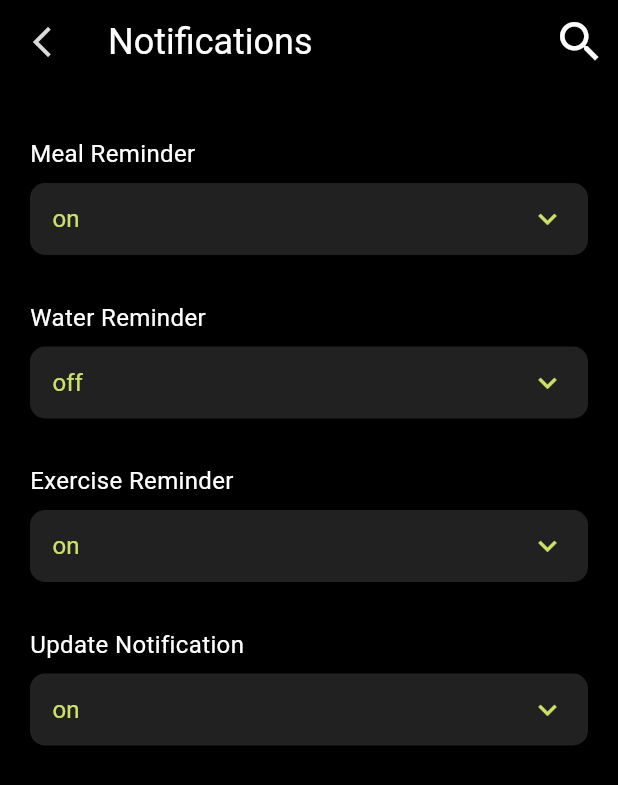
After one commit to rav3zster/totalhealthy-ai, a Flutter app: the notification_SettingsScreen screen opened directly, on a phone screen of 412 x 824 dp. The commit adds this screen. Shown: the top 785 px of the screen. Run offline on Flutter 3.47's test engine with Material 3 defaults, Android fonts, the phone set to English and light mode, and no system bars; our stand-ins replace dio, easy_date_timeline, get, get_storage; accounts and stored records are empty; Roboto replaces fonts that are missing (inter).

Commit message:
setting page ui design

```diff
--- /dev/null
+++ b/lib/app/modules/setting/view/notification_setting_page.dart
@@ -0,0 +1,158 @@
+import 'package:flutter/material.dart';
+import 'package:get/get.dart';
+import 'package:get/get_core/src/get_main.dart';
+
+
+
+class notification_SettingsScreen extends StatefulWidget {
+  @override
+  _SettingsScreenState createState() => _SettingsScreenState();
+}
+
+class _SettingsScreenState extends State<notification_SettingsScreen> {
+  String selectedLanguage = 'English';
+  String selectedRegion = 'India';
+  String selectedTheme = 'Dark';
+
+  String selected_meal="on";
+  String selected_water="off";
+  String selected_expercise="on";
+  String selected_notification="on";
+
+
+
+  @override
+  Widget build(BuildContext context) {
+    return Scaffold(
+      backgroundColor: Colors.black,
+      appBar: AppBar(
+        backgroundColor: Colors.transparent,
+        elevation: 0,
+        leading: const Icon(
+            Icons.arrow_back_ios_new_outlined, color: Color(0XFFDBDBDB)),
+        actions: [
+          IconButton(onPressed: () {
+            Get.back();
+          },
+              icon: Icon(Icons.search, size: 35, color: Colors.white,))
+        ],
+        title: const SizedBox(
+          width: double.infinity,
+          child: Padding(
+            padding: EdgeInsets.only(right: 35),
+            // Adjust this value to control the left shift
+            child: Text(
+              'Notifications',
+              style: TextStyle(color: Color(0XFFFFFFFF),
+                  fontFamily: 'inter',
+                  fontSize: 24,
+                  fontWeight: FontWeight.w400),
+            ),
+          ),
+        ),
+
+      ),
+      body: Padding(
+        padding: const EdgeInsets.all(20.0),
+        child: Column(
+          crossAxisAlignment: CrossAxisAlignment.start,
+          children: [
+            SettingOption(
+              title: 'Meal Reminder',
+              value: selected_meal,
+              items: ['on','off'],
+              onChanged: (value) {
+                setState(() {
+                  selectedLanguage = value!;
+                });
+              },
+            ),
+            SettingOption(
+              title: 'Water Reminder ',
+              value: selected_water,
+              items:  ['on','off'],
+              onChanged: (value) {
+                setState(() {
+                  selectedRegion = value!;
+                });
+              },
+            ),
+            SettingOption(
+              title: 'Exercise Reminder',
+              value: selected_expercise,
+              items:  ['on','off'],
+              onChanged: (value) {
+                setState(() {
+                  selectedTheme = value!;
+                });
+              },
+            ),
+            SettingOption(
+              title: 'Update Notification',
+              value: selected_notification,
+              items:  ['on','off'],
+              onChanged: (value) {
+                setState(() {
+                  selectedTheme = value!;
+                });
+              },
+            ),
+          ],
+        ),
+      ),
+    );
+  }
+}
+
+class SettingOption extends StatelessWidget {
+  final String title;
+  final String value;
+  final List<String> items;
+  final ValueChanged<String?> onChanged;
+
+  SettingOption({
+    required this.title,
+    required this.value,
+    required this.items,
+    required this.onChanged,
+  });
+
+  @override
+  Widget build(BuildContext context) {
+    return Padding(
+      padding: const EdgeInsets.symmetric(vertical: 15.0),
+      child: Column(
+        crossAxisAlignment: CrossAxisAlignment.start,
+        children: [
+          Text(
+            title,
+            style: TextStyle(color: Colors.white, fontSize: 16),
+          ),
+          SizedBox(height: 8),
+          Container(
+            decoration: BoxDecoration(
+              color: Colors.grey[900],
+              borderRadius: BorderRadius.circular(10),
+            ),
+            padding: EdgeInsets.symmetric(horizontal: 15),
+            child: DropdownButton<String>(
+              value: value,
+              dropdownColor: Colors.grey[900],
+              underline: SizedBox(),
+              isExpanded: true,
+              icon: Icon(Icons.keyboard_arrow_down, color: Color(0xffCCE16B)),
+              style: TextStyle(color: Color(0xffCCE16B), fontSize: 16),
+              onChanged: onChanged,
+              items: items.map((item) {
+                return DropdownMenuItem(
+                  value: item,
+                  child: Text(item),
+                );
+              }).toList(),
+            ),
+          ),
+        ],
+      ),
+    );
+  }
+}
--- a/lib/app/routes/app_routes.dart
+++ b/lib/app/routes/app_routes.dart
@@ -23,6 +23,7 @@ abstract class Routes {
   static const CreateMeal = _Paths.CreateMeal;
   static const SIGNUP = _Paths.SIGNUP;
   static const GROUP = _Paths.GROUP;
+
 }
 
 abstract class _Paths {
@@ -46,4 +47,6 @@ abstract class _Paths {
   static const SIGNUP = '/signup';
   static const FORGETPASSWORD = '/forgot-password';
   static const GROUP = '/group';
+
+
 }
--- a/lib/main.dart
+++ b/lib/main.dart
@@ -2,7 +2,6 @@ import 'package:flutter/material.dart';
 import 'package:get/get.dart';
 import 'package:get_storage/get_storage.dart';
 import 'package:totalhealthy/app/core/base/controllers/auth_controller.dart';
-
 import 'app/core/base/constants/custom_scroll.dart';
 import 'app/core/base/controllers/theme_controller.dart';
 import 'app/routes/app_pages.dart';
@@ -13,6 +12,9 @@ void main() async {
   await initializeControllers();
 
   runApp(const MyApp());
+  // runApp(MaterialApp(
+  //   debugShowCheckedModeBanner: false,
+  //   home: notification_SettingsScreen(),));
 }
 
 initializeControllers() async {
```
Also changed, not shown: lib/app/modules/setting/view/default_setting_page.dart (added, +94 -0 lines), lib/app/modules/setting/view/general_setting_page.dart (added, +270 -0 lines).
